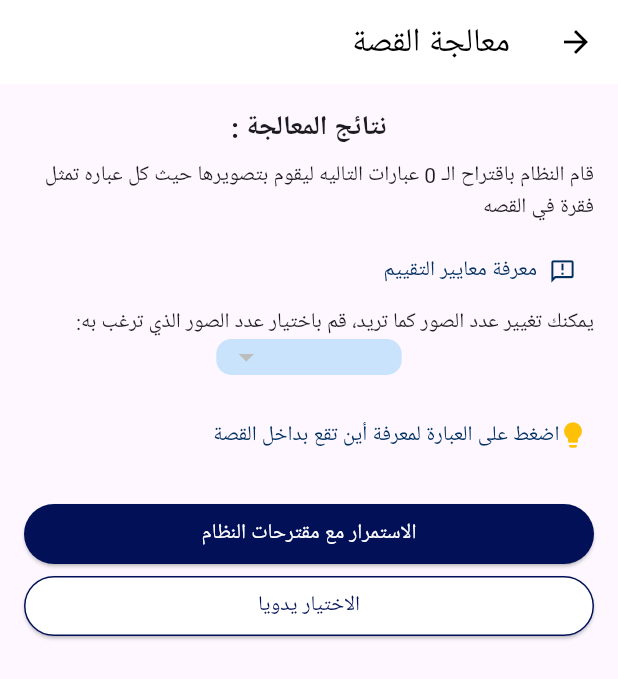
After one commit to Lujain-M02/2023-GP1-6, a Flutter app: the IllustRecom screen opened directly, on a phone screen of 412 x 824 dp. The commit adds this screen. Shown: the top 679 px of the screen. Run offline on Flutter 3.47's test engine with Material 3 defaults, Android fonts, the phone set to English and light mode, and no system bars; our stand-ins replace animate_do, animated_text_kit, cached_network_image, cloud_firestore, curved_navigation_bar, firebase_auth and 10 more; missing offline and left inert: dart_openai, flutter_cached_pdfview, flutter_config, flutter_file_downloader, languagetool_textfield; accounts and stored records are empty; Roboto replaces fonts that are missing (Vazirmatn).

Commit message:
new recommendation code

```diff
--- a/your_story/lib/pages/create_story_pages/processing_illustarting/process_story.dart
+++ b/your_story/lib/pages/create_story_pages/processing_illustarting/process_story.dart
@@ -2,9 +2,10 @@ import 'package:flutter/material.dart';
 import 'package:http/http.dart' as http;
 import 'dart:convert';
 import 'package:your_story/pages/create_story_pages/processing_illustarting/system_recom.dart';
+import 'package:your_story/pages/create_story_pages/processing_illustarting/recommendation.dart';
 import '../../../style.dart';
 import 'global_story.dart';
-import 'package:lottie/lottie.dart';
+
 
 class ProcessStory extends StatefulWidget {
   ProcessStory({required this.title, required this.content});
@@ -211,7 +212,7 @@ class _ProcessStoryState extends State<ProcessStory> {
                                 onPressed: () {
                                   Navigator.of(context).push(
                                     MaterialPageRoute(
-                                      builder: (context) => const SystemRecom(),
+                                      builder: (context) => const IllustRecom(),
                                     ),
                                   );
                                 },
--- /dev/null
+++ b/your_story/lib/pages/create_story_pages/processing_illustarting/recommendation.dart
@@ -0,0 +1,300 @@
+import 'package:flutter/material.dart';
+import 'package:your_story/pages/create_story_pages/processing_illustarting/filtering.dart';
+import 'package:your_story/pages/create_story_pages/processing_illustarting/illustarting.dart';
+import '../../../style.dart';
+import '../../../alerts.dart';
+import 'global_story.dart';
+
+class IllustRecom extends StatefulWidget {
+  const IllustRecom({Key? key}) : super(key: key);
+
+  @override
+  State<IllustRecom> createState() => _SystemRecom();
+}
+
+class _SystemRecom extends State<IllustRecom> {
+  int numberOfImages = globaltopsisScoresList.length;
+  List<String> topClausesToIllustrate = [];
+
+  @override
+  void initState() {
+    super.initState();
+    topClausesToIllustrate =
+        getTopClauses(globaltopsisScoresList); // Update topClausesToIllustrate
+    globaltopClausesToIllustrate = topClausesToIllustrate;
+  }
+
+  List<String> getTopClauses(List<Map<String, dynamic>> data) {
+
+    List<Map<String, dynamic>> allClausesWithScores = [];
+
+    for (var item in data) {
+      List<dynamic> clauses = List.from(item['clauses']);
+      clauses.sort((a, b) => b['score'].compareTo(a['score']));
+      if (clauses.isNotEmpty) {
+        var clause = clauses.first;
+        allClausesWithScores.add({
+          'clause': clause['clause'],
+          'score': clause['score'],
+        });
+      }
+    }
+    return allClausesWithScores
+        .take(numberOfImages)
+        .map((item) => item['clause'].toString())
+        .toList();
+
+  }
+
+
+//this method for showing the place of the clause inside the story and make the clause green color
+Widget clausesContainer(String matchingClause) {
+  List<TextSpan> textSpans = [];
+
+  for (var item in globaltopsisScoresList) {
+    for (var clause in item['clauses']) {
+      var textStyle = const TextStyle(color: Colors.black);
+      if (clause['clause'] == matchingClause) {
+        textStyle = const TextStyle(color: Colors.green);
+      }
+      textSpans.add(TextSpan(text: clause['clause'] + " ", style: textStyle));
+    }
+    textSpans.add(const TextSpan(text: "\n\n"));
+  }
+
+  return Directionality(
+    textDirection: TextDirection.rtl,
+    child: Container(
+      padding: const EdgeInsets.all(8.0),
+      child: RichText(
+        text: TextSpan(
+          children: textSpans,
+          style: const TextStyle(color: Colors.black, fontSize: 16),
+        ),
+      ),
+    ),
+  );
+}
+
+  @override
+  @override
+  Widget build(BuildContext context) {
+    return Directionality(
+      textDirection: TextDirection.rtl,
+      child: Scaffold(
+        appBar: AppBar(
+          backgroundColor: Colors.white,
+          leading: IconButton(
+            icon: const Icon(
+              Icons.arrow_back,
+              color: Colors.black,
+            ),
+            onPressed: () {
+              Navigator.pop(context);
+            },
+          ),
+          title: const Text(
+            'معالجة القصة',
+            style: TextStyle(color: Colors.black),
+          ),
+        ),
+        body: SingleChildScrollView(
+          child: Padding(
+            padding: const EdgeInsets.all(16.0),
+            child: Column(
+              children: [
+                const Text(
+                  'نتائج المعالجة :',
+                  style: TextStyle(
+                    fontSize: 18,
+                    fontWeight: FontWeight.bold,
+                  ),
+                ),
+                const SizedBox(
+                  height: 8,
+                ),
+                Align(
+                  alignment: Alignment.topRight,
+                  child: Text(
+                      "قام النظام باقتراح الـ $numberOfImages عبارات التاليه ليقوم بتصويرها حيث كل عباره تمثل فقرة في القصه"),
+                ),
+                const SizedBox(
+                  height: 8,
+                ),
+                Align(
+                  alignment: Alignment.topRight,
+                  child: TextButton.icon(
+                    onPressed: () {
+                      Alert.show(context,
+                          "في قصتك نقوم بتقييم أجزاء القصة بمعايير مختلفة مثل: المشاعر، أهمية الأسماء في الجملة، مدى اختلاف الجملة، والمزيد.");
+                    },
+                    label: Text(
+                      "معرفة معايير التقييم",
+                      style: TextStyle(color: YourStoryStyle.s2Color),
+                    ),
+                    icon: Icon(
+                      Icons.announcement_outlined,
+                      color: YourStoryStyle.s2Color,
+                    ),
+                  ),
+                ),
+                Wrap(
+                  direction: Axis.horizontal,
+                  children: [
+                    const Text(
+                        "يمكنك تغيير عدد الصور كما تريد، قم باختيار عدد الصور الذي ترغب به:"),
+                    Align(
+                      alignment: Alignment.center,
+                      child: Container(
+                        decoration: BoxDecoration(
+                          color: const Color.fromARGB(201, 187, 222,
+                              251), // Background color for the button area
+                          borderRadius: BorderRadius.circular(10),
+                        ),
+                        width: MediaQuery.of(context).size.width * 0.3,
+                        child: Padding(
+                          padding: const EdgeInsets.only(left: 8, right: 8),
+                          child: DropdownButton<int>(
+                            dropdownColor:
+                                const Color.fromARGB(201, 187, 222, 251),
+                            borderRadius:
+                                const BorderRadius.all(Radius.circular(20)),
+                            value: numberOfImages,
+                            isExpanded: true,
+                            underline: Container(),
+                            items: List.generate(
+                              globalTotalNumberOfClauses,
+                              (index) => DropdownMenuItem(
+                                value: index + 1,
+                                child: Text('${index + 1}'),
+                              ),
+                            ),
+                            onChanged: (int? newValue) {
+                              setState(() {
+                                numberOfImages = newValue!;
+                                topClausesToIllustrate =
+                                    getTopClauses(globaltopsisScoresList);
+                                globaltopClausesToIllustrate =
+                                    topClausesToIllustrate;
+                              });
+                            },
+                          ),
+                        ),
+                      ),
+                    ),
+                  ],
+                ),
+                const SizedBox(
+                  height: 8,
+                ),
+                 Card(
+                  color: Colors.transparent,
+                  elevation: 0,
+                  child: ListTile(
+                    horizontalTitleGap: -5,
+                    contentPadding: const EdgeInsets.symmetric(horizontal: 0.0),
+                    leading: const Icon(
+                      Icons.lightbulb,
+                      color:Colors.amber,
+                      size: 20,
+                    ),
+                    title: Text(
+                      "اضغط على العبارة لمعرفة أين تقع بداخل القصة",
+                      style: TextStyle(fontSize: 14,color:YourStoryStyle.s2Color),
+                    ),
+                  ),
+                ),
+                Container(
+                  padding: const EdgeInsets.all(5),
+                  child: Column(
+                    crossAxisAlignment: CrossAxisAlignment.start,
+                    children: topClausesToIllustrate
+                        .map((clause) => Container(
+                              decoration: const BoxDecoration(
+                                  color: Color.fromARGB(123, 187, 222, 251),
+                                  borderRadius:
+                                      BorderRadius.all(Radius.circular(10))),
+                              width: MediaQuery.of(context).size.width,
+                              margin: const EdgeInsets.only(
+                                  bottom: 10),
+                              child: Padding(
+                                padding: const EdgeInsets.all(
+                                    8.0),
+                                child: TextButton(
+                                  onPressed: () {
+                                    showCustomModalBottomSheet(context,clausesContainer(clause));
+                                  },
+                                  child: Text(
+                                    "عبارة: ${clause.replaceAll(RegExp(r'[،ـ:\.\s]+$'), '')}",
+                                    style: TextStyle(fontSize: 14, color: YourStoryStyle.s2Color),
+                                  ),
+                                ),
+                              ),
+                            ))
+                        .toList(),
+                  ),
+                ),
+                Align(
+                  alignment: Alignment.bottomCenter,
+                  child: Column(
+                    mainAxisAlignment: MainAxisAlignment.center,
+                    crossAxisAlignment: CrossAxisAlignment.stretch,
+                    children: [
+                      ElevatedButton(
+                        style: ButtonStyle(
+                            backgroundColor: MaterialStateProperty.all(
+                                YourStoryStyle.primarycolor),
+                            shape: MaterialStateProperty.all<
+                                RoundedRectangleBorder>(
+                              RoundedRectangleBorder(
+                                borderRadius: BorderRadius.circular(50),
+                              ),
+                            )),
+                        onPressed: () {
+                          Navigator.of(context).push(
+                            MaterialPageRoute(
+                              builder: (context) => Illustration(),
+                            ),
+                          );
+                        },
+                        child: const Text(
+                          "الاستمرار مع مقترحات النظام",
+                          style: TextStyle(color: Colors.white),
+                        ),
+                      ),
+                      ElevatedButton(
+                        style: ButtonStyle(
+                            backgroundColor:
+                                MaterialStateProperty.all(Colors.white),
+                            shape: MaterialStateProperty.all<
+                                RoundedRectangleBorder>(
+                              RoundedRectangleBorder(
+                                borderRadius: BorderRadius.circular(50),
+                                side: BorderSide(
+                                    color: YourStoryStyle
+                                        .primarycolor), // Set border color and width
+                              ),
+                            )),
+                        onPressed: () {
+                          Navigator.of(context).push(
+                            MaterialPageRoute(
+                              builder: (context) => Filtering(),
+                            ),
+                          );
+                        },
+                        child: Text(
+                          "الاختيار يدويا",
+                          style: TextStyle(color: YourStoryStyle.primarycolor),
+                        ),
+                      ),
+                    ],
+                  ),
+                ),
+              ],
+            ),
+          ),
+        ),
+      ),
+    );
+  }
+}
```
